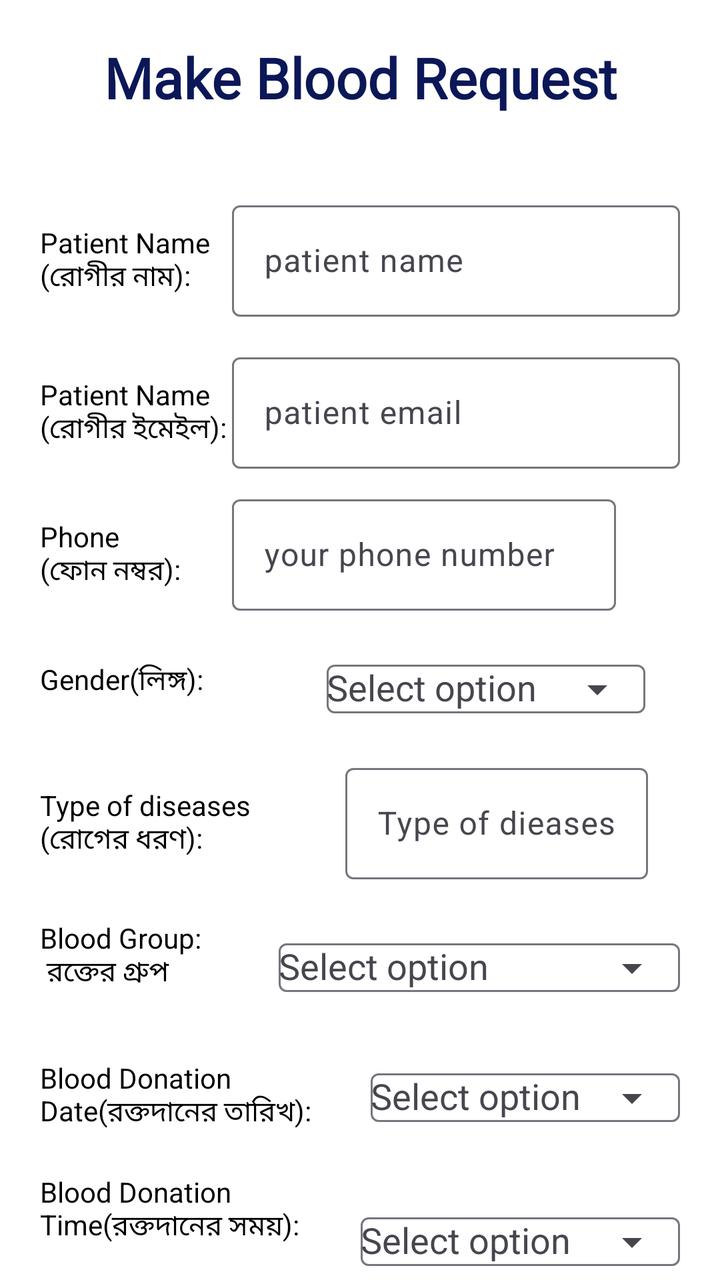
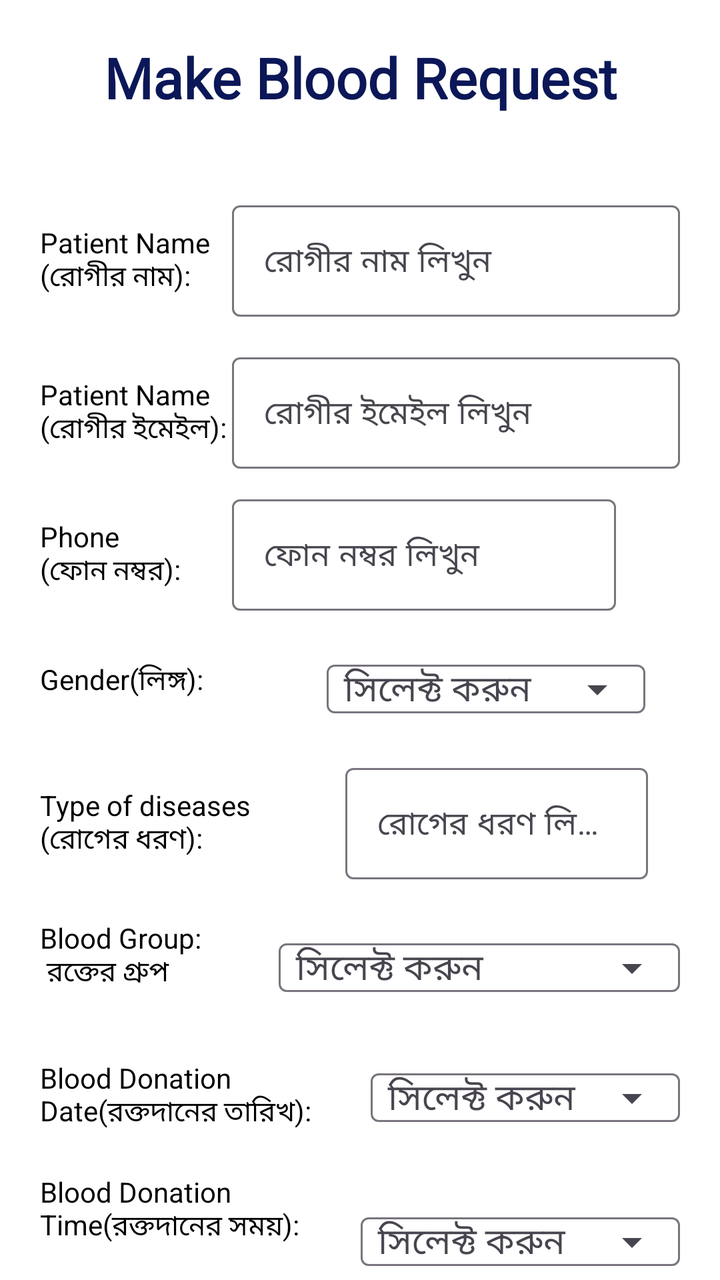

An Android layout rendered at two revisions. The XML below is the earlier revision; the diff shows what the commit changed to produce the second picture.
<!-- AndroidManifest.xml: application theme Theme.BloodBankT -->
<!-- res/layout/activity_request_for_blood.xml -->
<?xml version="1.0" encoding="utf-8"?>
<androidx.core.widget.NestedScrollView xmlns:android="http://schemas.android.com/apk/res/android"
    xmlns:app="http://schemas.android.com/apk/res-auto"
    xmlns:tools="http://schemas.android.com/tools"
    android:id="@+id/main"
    android:layout_width="match_parent"
    android:layout_height="match_parent"
    tools:context=".RequestForBlood"
    android:orientation="vertical"
    android:background="#AE0303"
    android:windowSoftInputMode ="stateHidden|adjustResize" >

    <LinearLayout
        android:layout_width="match_parent"
        android:layout_height="match_parent"
        android:background="@color/white"
        android:orientation="vertical"
        >

        <ScrollView
            android:layout_width="match_parent"
            android:layout_height="wrap_content"
            android:fillViewport="true">

            <LinearLayout
                android:layout_width="match_parent"
                android:layout_height="match_parent"
                android:layout_margin="20dp"
                android:orientation="vertical">

                <TextView
                    android:fontFamily="@font/font_family"
                    android:layout_width="match_parent"
                    android:layout_height="wrap_content"
                    android:gravity="center"
                    android:text="Make Blood Request"
                    android:textColor="#0B1757"
                    android:textSize="28dp"
                    android:textStyle="bold" />

                <LinearLayout
                    android:layout_width="match_parent"
                    android:layout_height="wrap_content"
                    android:layout_marginTop="30dp"
                    android:orientation="horizontal"
                    android:weightSum="10">

                    <TextView
                        android:layout_width="0dp"
                        android:layout_height="wrap_content"
                        android:layout_weight="3"
                        android:text="Patient Name\n(রোগীর নাম):"
                        android:textColor="@color/black"
                        android:textSize="14dp" />

                    <com.google.android.material.textfield.TextInputLayout
                        android:layout_width="0dp"
                        android:layout_height="wrap_content"
                        android:layout_marginTop="10dp"
                        android:layout_weight="7"
                        android:hint="patient name">

                        <com.google.android.material.textfield.TextInputEditText
                            android:id="@+id/patient_name"
                            android:layout_width="match_parent"
                            android:layout_height="wrap_content"
                            android:textColor="@color/black" />
                    </com.google.android.material.textfield.TextInputLayout>
                </LinearLayout>
                <LinearLayout
                    android:layout_width="match_parent"
                    android:layout_height="wrap_content"
                    android:layout_marginTop="5dp"
                    android:orientation="horizontal"
                    android:weightSum="10">

                    <TextView
                        android:layout_width="0dp"
                        android:layout_height="wrap_content"
                        android:layout_weight="3"
                        android:text="Patient Name\n(রোগীর ইমেইল):"
                        android:textColor="@color/black"
                        android:textSize="14dp" />

                    <com.google.android.material.textfield.TextInputLayout
                        android:layout_width="0dp"
                        android:layout_height="wrap_content"
                        android:layout_marginTop="10dp"
                        android:layout_weight="7"
                        android:hint="patient email">

                        <com.google.android.material.textfield.TextInputEditText
                            android:id="@+id/patient_email"
                            android:layout_width="match_parent"
                            android:layout_height="wrap_content"
                            android:textColor="@color/black" />
                    </com.google.android.material.textfield.TextInputLayout>
                </LinearLayout>

                <LinearLayout
                    android:layout_width="match_parent"
                    android:layout_height="wrap_content"
                    android:orientation="horizontal"
                    android:weightSum="10">

                    <TextView
                        android:layout_width="0dp"
                        android:layout_height="wrap_content"
                        android:layout_marginBottom="20dp"
                        android:layout_weight="3"
                        android:text="Phone\n(ফোন নম্বর):"
                        android:textColor="@color/black"
                        android:textSize="14dp"/>

                    <com.google.android.material.textfield.TextInputLayout
                        android:layout_width="0dp"
                        android:layout_height="wrap_content"
                        android:layout_marginTop="10dp"
                        android:layout_weight="6"
                        android:hint="your phone number">

                        <com.google.android.material.textfield.TextInputEditText
                            android:id="@+id/patient_phone"
                            android:layout_width="match_parent"
                            android:inputType="phone"
                            android:layout_height="wrap_content"
                            android:textColor="@color/black" />
                    </com.google.android.material.textfield.TextInputLayout>
                </LinearLayout>

                <LinearLayout
                    android:layout_width="match_parent"
                    android:layout_height="wrap_content"
                    android:orientation="horizontal"
                    android:weightSum="10">

                    <TextView
                        android:layout_width="wrap_content"
                        android:layout_height="wrap_content"
                        android:layout_marginTop="15dp"
                        android:layout_weight="3"
                        android:text="Gender(লিঙ্গ):"
                        android:textColor="@color/black"
                        android:textSize="14dp" />

                    <com.google.android.material.textfield.TextInputLayout
                        android:layout_width="wrap_content"
                        android:layout_height="wrap_content"
                        android:layout_marginTop="10dp"
                        android:layout_weight="6"
                        android:hint="Select option"
                        app:endIconMode="dropdown_menu">

                        <com.google.android.material.textfield.MaterialAutoCompleteTextView
                            android:id="@+id/gender"
                            android:layout_width="match_parent"
                            android:layout_height="wrap_content"
                            android:layout_marginLeft="10dp"
                            android:textAlignment="center"
                            android:textColor="@color/black" />
                    </com.google.android.material.textfield.TextInputLayout>

                </LinearLayout>

                <LinearLayout
                    android:layout_width="match_parent"
                    android:layout_height="wrap_content"
                    android:orientation="horizontal"
                    android:weightSum="10">

                    <TextView
                        android:layout_width="wrap_content"
                        android:layout_height="wrap_content"
                        android:layout_marginBottom="20dp"
                        android:layout_weight="3"
                        android:text="Type of diseases\n(রোগের ধরণ): "
                        android:textColor="@color/black"
                        android:textSize="14dp" />

                    <com.google.android.material.textfield.TextInputLayout
                        android:layout_width="wrap_content"
                        android:layout_height="wrap_content"
                        android:layout_marginTop="10dp"
                        android:layout_weight="6"
                        android:hint="Type of dieases">

                        <com.google.android.material.textfield.TextInputEditText
                            android:id="@+id/type_of_diseases"
                            android:layout_width="match_parent"
                            android:layout_height="wrap_content"
                            android:textColor="@color/black" />
                    </com.google.android.material.textfield.TextInputLayout>
                </LinearLayout>

                <LinearLayout
                    android:layout_width="match_parent"
                    android:layout_height="80dp"
                    android:orientation="horizontal"
                    android:weightSum="6">

                    <TextView
                        android:layout_width="wrap_content"
                        android:layout_height="wrap_content"
                        android:layout_marginTop="10dp"
                        android:layout_weight="1"
                        android:text="Blood Group:\n রক্তের গ্রুপ "
                        android:textColor="@color/black"
                        android:textSize="14dp"/>

                    <com.google.android.material.textfield.TextInputLayout
                        android:layout_width="wrap_content"
                        android:layout_height="wrap_content"
                        android:layout_marginTop="15dp"
                        android:layout_weight="5"
                        android:hint="Select option"
                        app:endIconMode="dropdown_menu">

                        <com.google.android.material.textfield.MaterialAutoCompleteTextView
                            android:id="@+id/bloodGroup"
                            android:layout_width="match_parent"
                            android:layout_height="wrap_content"
                            android:layout_marginLeft="10dp"
                            android:textAlignment="center"
                            android:textColor="@color/black" />
                    </com.google.android.material.textfield.TextInputLayout>
                </LinearLayout>

                <LinearLayout
                    android:layout_width="match_parent"
                    android:layout_height="wrap_content"
                    android:orientation="horizontal"
                    android:weightSum="6">

                    <TextView
                        android:layout_width="wrap_content"
                        android:layout_height="wrap_content"
                        android:layout_marginBottom="20dp"
                        android:layout_weight="1"
                        android:text="Blood Donation\nDate(রক্তদানের তারিখ):"
                        android:textColor="@color/black"
                        android:textSize="14dp" />

                    <com.google.android.material.textfield.TextInputLayout
                        android:id="@+id/dd_date"
                        android:layout_width="wrap_content"
                        android:layout_height="wrap_content"
                        android:layout_weight="5"
                        android:hint="Select option"
                        app:endIconMode="dropdown_menu">

                        <com.google.android.material.textfield.MaterialAutoCompleteTextView
                            android:id="@+id/dateInput"
                            android:layout_width="match_parent"
                            android:layout_height="wrap_content"
                            android:layout_marginLeft="10dp"
                            android:textAlignment="center"
                            android:textColor="@color/black" />
                    </com.google.android.material.textfield.TextInputLayout>
                </LinearLayout>

                <LinearLayout
                    android:layout_width="match_parent"
                    android:layout_height="wrap_content"
                    android:orientation="horizontal"
                    android:weightSum="6">

                    <TextView
                        android:layout_width="wrap_content"
                        android:layout_height="wrap_content"
                        android:layout_weight="1"
                        android:text="Blood Donation\nTime(রক্তদানের সময়):"
                        android:textColor="@color/black"
                        android:textSize="14dp"/>

                    <com.google.android.material.textfield.TextInputLayout
                        android:id="@+id/dd_time"
                        android:layout_width="wrap_content"
                        android:layout_height="wrap_content"
                        android:layout_marginTop="15dp"
                        android:layout_weight="5"
                        android:hint="Select option"
                        app:endIconMode="dropdown_menu">

                        <com.google.android.material.textfield.MaterialAutoCompleteTextView
                            android:id="@+id/timeInput"
                            android:layout_width="match_parent"
                            android:layout_height="wrap_content"
                            android:layout_marginLeft="10dp"
                            android:textAlignment="center"
                            android:textColor="@color/black" />
                    </com.google.android.material.textfield.TextInputLayout>
                </LinearLayout>

                <LinearLayout
                    android:layout_width="match_parent"
                    android:layout_height="wrap_content"
                    android:orientation="horizontal"
                    android:weightSum="6">

                    <TextView
                        android:layout_width="wrap_content"
                        android:layout_height="wrap_content"
                        android:layout_weight="1"
                        android:text="Unit/blood bag\n(ইউনিট/রক্তের ব্যাগ): "
                        android:textColor="@color/black"
                        android:textSize="14dp" />

                    <com.google.android.material.textfield.TextInputLayout
                        android:layout_width="wrap_content"
                        android:layout_height="wrap_content"
                        android:layout_marginTop="10dp"
                        android:layout_weight="5"
                        android:hint="unit(maximum 10)">

                        <com.google.android.material.textfield.TextInputEditText
                            android:id="@+id/unit_of_blood"
                            android:layout_width="match_parent"
                            android:layout_height="wrap_content"
                            android:layout_weight="1"
                            android:inputType="number"
                            android:textColor="@color/black" />
                    </com.google.android.material.textfield.TextInputLayout>
                </LinearLayout>

                <LinearLayout
                    android:layout_width="match_parent"
                    android:layout_height="wrap_content"
                    android:orientation="horizontal"
                    android:weightSum="6">

                    <TextView
                        android:layout_width="wrap_content"
                        android:layout_height="wrap_content"
                        android:layout_marginTop="10dp"
                        android:layout_weight="1"
                        android:text="Division(বিভাগ): "
                        android:textColor="@color/black"
                        android:textSize="14dp" />

                    <com.google.android.material.textfield.TextInputLayout
                        android:layout_width="wrap_content"
                        android:layout_height="wrap_content"
                        android:layout_marginTop="10dp"
                        android:layout_weight="5"
                        android:hint="Select option"
                        app:endIconMode="dropdown_menu">

                        <com.google.android.material.textfield.MaterialAutoCompleteTextView
                            android:id="@+id/division"
                            android:layout_width="match_parent"
                            android:layout_height="wrap_content"
                            android:layout_marginLeft="10dp"
                            android:textAlignment="center"
                            android:textColor="@color/black" />
                    </com.google.android.material.textfield.TextInputLayout>
                </LinearLayout>

                <LinearLayout
                    android:layout_width="match_parent"
                    android:layout_height="wrap_content"
                    android:orientation="horizontal"
                    android:weightSum="6">

                    <TextView
                        android:layout_width="wrap_content"
                        android:layout_height="wrap_content"
                        android:layout_marginTop="10dp"
                        android:layout_weight="1"
                        android:text="District(জেলা): "
                        android:textColor="@color/black"
                        android:textSize="14dp" />

                    <com.google.android.material.textfield.TextInputLayout
                        android:layout_width="wrap_content"
                        android:layout_height="wrap_content"
                        android:layout_marginTop="10dp"
                        android:layout_weight="5"
                        android:hint="Select option"
                        app:endIconMode="dropdown_menu">

                        <com.google.android.material.textfield.MaterialAutoCompleteTextView
                            android:id="@+id/district"
                            android:layout_width="match_parent"
                            android:layout_height="wrap_content"
                            android:layout_marginLeft="10dp"
                            android:textAlignment="center"
                            android:textColor="@color/black" />
                    </com.google.android.material.textfield.TextInputLayout>
                </LinearLayout>

                <LinearLayout
                    android:layout_width="match_parent"
                    android:layout_height="wrap_content"
                    android:orientation="horizontal"
                    android:weightSum="6">

                    <TextView
                        android:layout_width="wrap_content"
                        android:layout_height="wrap_content"
                        android:layout_marginTop="10dp"
                        android:layout_weight="1"
                        android:text="Area(এলাকা): "
                        android:textColor="@color/black"
                        android:textSize="14dp" />

                    <com.google.android.material.textfield.TextInputLayout
                        android:layout_width="wrap_content"
                        android:layout_height="wrap_content"
                        android:layout_marginTop="10dp"
                        android:layout_weight="5"
                        android:hint="your area">

                        <com.google.android.material.textfield.TextInputEditText
                            android:id="@+id/area"
                            android:textColor="@color/black"
                            android:layout_width="match_parent"
                            android:layout_height="wrap_content"
                            android:layout_weight="1" />
                    </com.google.android.material.textfield.TextInputLayout>
                </LinearLayout>

                <LinearLayout
                    android:layout_width="match_parent"
                    android:layout_height="wrap_content"
                    android:orientation="horizontal"
                    android:weightSum="6">

                    <TextView
                        android:layout_width="wrap_content"
                        android:layout_height="wrap_content"
                        android:layout_weight="1"
                        android:text="Hospital name\n(হাসপাতালের নাম):"
                        android:textColor="@color/black"
                        android:textSize="14dp"/>

                    <com.google.android.material.textfield.TextInputLayout
                        android:layout_width="wrap_content"
                        android:layout_height="wrap_content"
                        android:layout_marginTop="10dp"
                        android:layout_weight="5"
                        android:hint="hospital name">

                        <com.google.android.material.textfield.TextInputEditText
                            android:id="@+id/hospital_name"
                            android:textColor="@color/black"
                            android:layout_width="match_parent"
                            android:layout_height="wrap_content"
                            android:layout_weight="1" />
                    </com.google.android.material.textfield.TextInputLayout>
                </LinearLayout>
                <ProgressBar
                    android:layout_width="wrap_content"
                    android:layout_height="wrap_content"
                    android:id="@+id/progressBar"
                    android:visibility="gone"
                    android:layout_gravity="center"
                    />
                <Button
                    android:id="@+id/rfb_button"
                    android:layout_width="match_parent"
                    android:layout_height="wrap_content"
                    android:layout_margin="30dp"
                    android:backgroundTint="#AE0303"
                    android:text="Save Information"
                    android:textColor="@android:color/white" />
            </LinearLayout>
        </ScrollView>
    </LinearLayout>
</androidx.core.widget.NestedScrollView>
<!-- resources referenced by this layout -->
<resources>
  <color name="black">#FF000000</color>
  <color name="white">#FFFFFFFF</color>
  <style name="Theme.BloodBankT" parent="Base.Theme.BloodBankT" />
  <style name="Base.Theme.BloodBankT" parent="Theme.Material3.DayNight.NoActionBar">
          
          
      </style>
</resources>

<!-- the commit's change to res/layout/activity_request_for_blood.xml (unified diff, before → after) -->
@@ -58,7 +58,7 @@
                         android:layout_height="wrap_content"
                         android:layout_marginTop="10dp"
                         android:layout_weight="7"
-                        android:hint="patient name">
+                        android:hint="রোগীর নাম লিখুন">
 
                         <com.google.android.material.textfield.TextInputEditText
                             android:id="@+id/patient_name"
@@ -87,7 +87,7 @@
                         android:layout_height="wrap_content"
                         android:layout_marginTop="10dp"
                         android:layout_weight="7"
-                        android:hint="patient email">
+                        android:hint="রোগীর ইমেইল লিখুন">
 
                         <com.google.android.material.textfield.TextInputEditText
                             android:id="@+id/patient_email"
@@ -117,7 +117,7 @@
                         android:layout_height="wrap_content"
                         android:layout_marginTop="10dp"
                         android:layout_weight="6"
-                        android:hint="your phone number">
+                        android:hint="ফোন নম্বর লিখুন">
 
                         <com.google.android.material.textfield.TextInputEditText
                             android:id="@+id/patient_phone"
@@ -148,7 +148,7 @@
                         android:layout_height="wrap_content"
                         android:layout_marginTop="10dp"
                         android:layout_weight="6"
-                        android:hint="Select option"
+                        android:hint="  সিলেক্ট করুন"
                         app:endIconMode="dropdown_menu">
 
                         <com.google.android.material.textfield.MaterialAutoCompleteTextView
@@ -182,7 +182,7 @@
                         android:layout_height="wrap_content"
                         android:layout_marginTop="10dp"
                         android:layout_weight="6"
-                        android:hint="Type of dieases">
+                        android:hint="রোগের ধরণ লিখুন">
 
                         <com.google.android.material.textfield.TextInputEditText
                             android:id="@+id/type_of_diseases"
@@ -212,7 +212,7 @@
                         android:layout_height="wrap_content"
                         android:layout_marginTop="15dp"
                         android:layout_weight="5"
-                        android:hint="Select option"
+                        android:hint="  সিলেক্ট করুন"
                         app:endIconMode="dropdown_menu">
 
                         <com.google.android.material.textfield.MaterialAutoCompleteTextView
@@ -245,7 +245,7 @@
                         android:layout_width="wrap_content"
                         android:layout_height="wrap_content"
                         android:layout_weight="5"
-                        android:hint="Select option"
+                        android:hint="  সিলেক্ট করুন"
                         app:endIconMode="dropdown_menu">
 
                         <com.google.android.material.textfield.MaterialAutoCompleteTextView
@@ -278,7 +278,7 @@
                         android:layout_height="wrap_content"
                         android:layout_marginTop="15dp"
                         android:layout_weight="5"
-                        android:hint="Select option"
+                        android:hint="  সিলেক্ট করুন"
                         app:endIconMode="dropdown_menu">
 
                         <com.google.android.material.textfield.MaterialAutoCompleteTextView
@@ -310,7 +310,7 @@
                         android:layout_height="wrap_content"
                         android:layout_marginTop="10dp"
                         android:layout_weight="5"
-                        android:hint="unit(maximum 10)">
+                        android:hint="রক্তের ব্যাগ [সর্বোচ্চ ১০]">
 
                         <com.google.android.material.textfield.TextInputEditText
                             android:id="@+id/unit_of_blood"
@@ -342,7 +342,7 @@
                         android:layout_height="wrap_content"
                         android:layout_marginTop="10dp"
                         android:layout_weight="5"
-                        android:hint="Select option"
+                        android:hint="  সিলেক্ট করুন"
                         app:endIconMode="dropdown_menu">
 
                         <com.google.android.material.textfield.MaterialAutoCompleteTextView
@@ -375,7 +375,7 @@
                         android:layout_height="wrap_content"
                         android:layout_marginTop="10dp"
                         android:layout_weight="5"
-                        android:hint="Select option"
+                        android:hint="  সিলেক্ট করুন"
                         app:endIconMode="dropdown_menu">
 
                         <com.google.android.material.textfield.MaterialAutoCompleteTextView
@@ -408,7 +408,7 @@
                         android:layout_height="wrap_content"
                         android:layout_marginTop="10dp"
                         android:layout_weight="5"
-                        android:hint="your area">
+                        android:hint="হাসপাতালের এলাকাটি লিখুন">
 
                         <com.google.android.material.textfield.TextInputEditText
                             android:id="@+id/area"
@@ -438,7 +438,7 @@
                         android:layout_height="wrap_content"
                         android:layout_marginTop="10dp"
                         android:layout_weight="5"
-                        android:hint="hospital name">
+                        android:hint="সঠিকভাবে লিখুন ">
 
                         <com.google.android.material.textfield.TextInputEditText
                             android:id="@+id/hospital_name"
@@ -461,7 +461,7 @@
                     android:layout_height="wrap_content"
                     android:layout_margin="30dp"
                     android:backgroundTint="#AE0303"
-                    android:text="Save Information"
+                    android:text="Upload Information"
                     android:textColor="@android:color/white" />
             </LinearLayout>
         </ScrollView>
